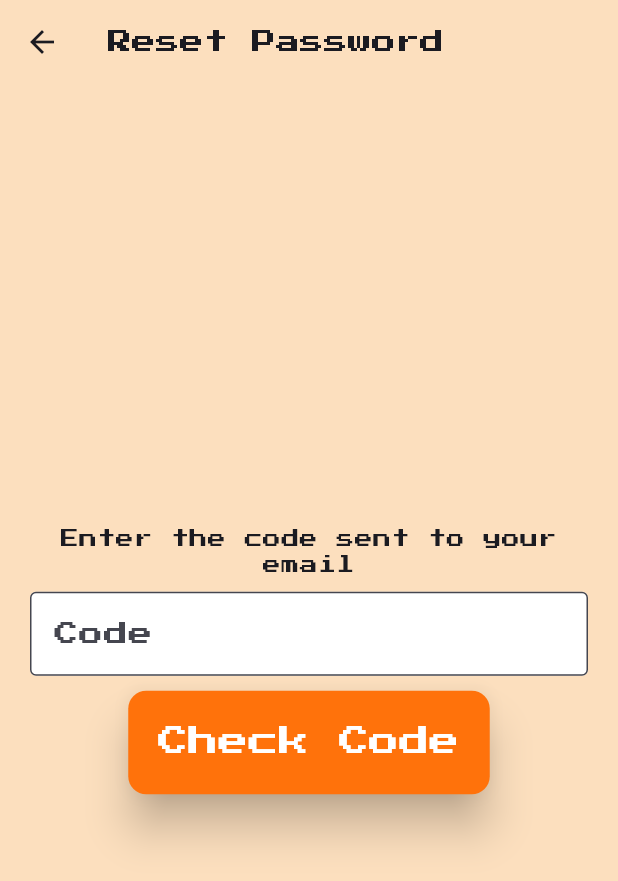
After one commit to NikoKaramitos/BitebyByte-Mobile, a Flutter app: the ForgotPage screen opened directly, after a tap on "Send Email", after a tap on "Go to Reset", on a phone screen of 412 x 824 dp. The commit adds this screen. Shown: the top 881 px of the screen. Run offline on Flutter 3.47's test engine with Material 3 defaults, Android fonts, the phone set to English and light mode, and no system bars; our stand-ins replace google_fonts.

Commit message:
Password reset added Co-authored-by: Niko Karamitos <niko.karamitos@gmail.com>

```diff
--- /dev/null
+++ b/lib/functions/changePassword.dart
@@ -0,0 +1,43 @@
+import 'package:bitebybyte_mobile/functions/displayError.dart';
+import 'package:bitebybyte_mobile/functions/regValidations.dart';
+import 'package:bitebybyte_mobile/pages/DashPage.dart';
+import 'package:flutter/material.dart';
+import 'package:http/http.dart' as http;
+import 'dart:convert';
+
+Future<dynamic> sendResetRequest(
+    String email, String password, String confirm, context) async {
+  var data;
+  String error = "";
+  if (!passwordVal(password)) {
+    error =
+        "Password must contain: \n8 characters \n1 number \n1 special character \n1 capital letter";
+  } else if (!passwordConfirm(password, confirm)) {
+    error = "Password has to match";
+  }
+  if (error != "") {
+    displayError(error, context);
+    return;
+  }
+  print(email);
+
+  final apiUrl = Uri.parse(
+      'http://bitebybyte-9e423411050b.herokuapp.com/api/changePassword');
+  var response = await http.post(apiUrl,
+      headers: {"Content-Type": "application/json"},
+      body: jsonEncode({
+        "email": email,
+        "newPassword": password,
+      }));
+
+  if (response.statusCode == 200) {
+    data = jsonDecode(response.body);
+    print("Success: $password, error: $data");
+  } else if (response.statusCode == 409) {
+    print("Nothing found");
+    data = jsonDecode(response.body);
+  } else {
+    displayError("Failed to reset", context);
+  }
+  return data;
+}
--- /dev/null
+++ b/lib/functions/email.dart
@@ -0,0 +1,25 @@
+import 'package:http/http.dart' as http;
+import 'dart:convert';
+
+Future<dynamic> sendPasswordRequest(String emailTo, int code) async {
+  var data;
+
+  final apiUrl =
+      Uri.parse('http://bitebybyte-9e423411050b.herokuapp.com/api/email');
+  var response = await http.post(apiUrl,
+      headers: {"Content-Type": "application/json"},
+      body: jsonEncode({
+        "emailTo": emailTo,
+        "message": "Enter the digits below to reset your password:\n $code",
+        "subject": "Reset Password",
+      }));
+
+  if (response.statusCode == 200) {
+    data = jsonDecode(response.body);
+    // } else if (response.statusCode == 409) {
+    //   data = jsonDecode(response.body);
+  } else {
+    print("Error sending email");
+  }
+  return data;
+}
--- a/lib/pages/ForgotPage.dart
+++ b/lib/pages/ForgotPage.dart
@@ -1,4 +1,10 @@
+// ignore_for_file: unnecessary_new
+
+import 'dart:math';
+
+import 'package:bitebybyte_mobile/functions/email.dart';
 import 'package:bitebybyte_mobile/functions/regValidations.dart';
+import 'package:bitebybyte_mobile/pages/ResetPage.dart';
 import 'package:bitebybyte_mobile/theme/colors.dart';
 import 'package:flutter/material.dart';
 
@@ -10,10 +16,22 @@ class ForgotPage extends StatefulWidget {
 }
 
 class _ForgotPageState extends State<ForgotPage> {
+  TextEditingController emailController = TextEditingController();
+  int code = Random().nextInt(900000) + 100000;
   String error = "";
   MaterialColor color = Colors.red;
-  @override
-  Widget build(BuildContext context) {
+
+  void goReset() {
+    print(code);
+    Navigator.push(
+        context,
+        MaterialPageRoute(
+            builder: (context) => ResetPage(
+                  code: code,
+                  email: emailController.text,
+                )));
+  }
+
   void sendEmail(email) {
     if (!emailVal(email)) {
       setState(() {
@@ -22,6 +40,7 @@ class _ForgotPageState extends State<ForgotPage> {
       });
       return;
     } else {
+      sendPasswordRequest(email, code);
       setState(() {
         color = Colors.green;
         error = "Sent";
@@ -29,7 +48,8 @@ class _ForgotPageState extends State<ForgotPage> {
     }
   }
 
-    TextEditingController emailController = TextEditingController();
+  @override
+  Widget build(BuildContext context) {
     return Scaffold(
       backgroundColor: creamsicle[300],
       appBar: AppBar(
@@ -46,7 +66,7 @@ class _ForgotPageState extends State<ForgotPage> {
             mainAxisAlignment: MainAxisAlignment.center,
             children: [
               const Text(
-                "Send a password reset link",
+                "Send a password reset code",
                 style: TextStyle(fontSize: 12),
               ),
               Container(
@@ -80,6 +100,10 @@ class _ForgotPageState extends State<ForgotPage> {
                   elevation: 12,
                 ),
                 child: const Text("Send Email"),
+              ),
+              TextButton(
+                onPressed: () => {goReset()},
+                child: const Text("Go to Reset"),
               )
             ],
           ),
--- /dev/null
+++ b/lib/pages/ResetPage.dart
@@ -0,0 +1,175 @@
+import 'package:bitebybyte_mobile/components/primaryButton.dart';
+import 'package:bitebybyte_mobile/functions/changePassword.dart';
+import 'package:bitebybyte_mobile/functions/displayError.dart';
+import 'package:bitebybyte_mobile/functions/email.dart';
+import 'package:bitebybyte_mobile/functions/regValidations.dart';
+import 'package:bitebybyte_mobile/pages/LoginPage.dart';
+import 'package:bitebybyte_mobile/theme/colors.dart';
+import 'package:flutter/material.dart';
+import 'package:flutter/widgets.dart';
+
+class ResetPage extends StatefulWidget {
+  int code;
+  String email;
+  ResetPage({super.key, required this.code, required this.email});
+
+  @override
+  State<ResetPage> createState() => _ResetPageState();
+}
+
+class _ResetPageState extends State<ResetPage> {
+  String error = "";
+  MaterialColor color = Colors.red;
+  bool correct = false;
+  bool passwordVisible = true;
+  bool confirmVisible = true;
+  TextEditingController codeController = TextEditingController();
+  TextEditingController passController = TextEditingController();
+  TextEditingController confirmController = TextEditingController();
+
+  void checkCorrect(int userCode) {
+    if (userCode == widget.code) {
+      setState(() {
+        correct = true;
+      });
+    } else {
+      displayError("Incorrect Code", context);
+    }
+  }
+
+  void tryReset() {
+    sendResetRequest(
+      widget.email,
+      passController.text,
+      confirmController.text,
+      context,
+    ).then((value) {
+      if (value['error'] != "") {
+        displayError(error, context);
+        return;
+      }
+
+      Navigator.push(
+          context,
+          MaterialPageRoute(
+            builder: (context) => const LoginPage(),
+          ));
+    }).catchError((error) {
+      displayError(error, context);
+    });
+  }
+
+  @override
+  Widget build(BuildContext context) {
+    return Scaffold(
+      backgroundColor: creamsicle[300],
+      appBar: AppBar(
+        backgroundColor: creamsicle[300],
+        title: const Text(
+          "Reset Password",
+          style: TextStyle(fontSize: 16),
+        ),
+      ),
+      body: Padding(
+        padding: const EdgeInsets.all(20.0),
+        child: Center(
+          child: Column(
+            mainAxisAlignment: MainAxisAlignment.center,
+            children: [
+              Visibility(
+                visible: !correct,
+                child: Column(
+                  children: [
+                    const Text(
+                      "Enter the code sent to your email",
+                      style: TextStyle(fontSize: 12),
+                      textAlign: TextAlign.center,
+                    ),
+                    Container(
+                      height: 10,
+                    ),
+                    TextFormField(
+                      controller: codeController,
+                      decoration: const InputDecoration(
+                        fillColor: Colors.white,
+                        filled: true,
+                        border: OutlineInputBorder(),
+                        labelText: 'Code',
+                      ),
+                    ),
+                    Container(
+                      height: 10,
+                    ),
+                    PrimaryButton(
+                        function: () =>
+                            {checkCorrect(int.parse(codeController.text))},
+                        text: "Check Code"),
+                  ],
+                ),
+              ),
+              Visibility(
+                visible: correct,
+                child: Column(
+                  children: [
+                    TextFormField(
+                      obscureText: passwordVisible,
+                      controller: passController,
+                      decoration: InputDecoration(
+                          fillColor: Colors.white,
+                          filled: true,
+                          border: const OutlineInputBorder(),
+                          labelText: 'New Password',
+                          suffixIcon: IconButton(
+                              icon: Icon(passwordVisible
+                                  ? Icons.visibility
+                                  : Icons.visibility_off),
+                              onPressed: () {
+                                setState(
+                                  () {
+                                    passwordVisible = !passwordVisible;
+                                  },
+                                );
+                              })),
+                    ),
+                    Container(
+                      height: 10,
+                    ),
+                    TextFormField(
+                      controller: confirmController,
+                      obscureText: confirmVisible,
+                      decoration: InputDecoration(
+                          fillColor: Colors.white,
+                          filled: true,
+                          border: const OutlineInputBorder(),
+                          labelText: 'Confirm Password',
+                          suffixIcon: IconButton(
+                              icon: Icon(confirmVisible
+                                  ? Icons.visibility
+                                  : Icons.visibility_off),
+                              onPressed: () {
+                                setState(
+                                  () {
+                                    confirmVisible = !confirmVisible;
+                                  },
+                                );
+                              })),
+                    ),
+                    Padding(
+                      padding: const EdgeInsets.all(8.0),
+                      child: Text(
+                        error,
+                        style: TextStyle(color: color),
+                      ),
+                    ),
+                    PrimaryButton(
+                        text: "Reset Password", function: () => {tryReset()})
+                  ],
+                ),
+              ),
+            ],
+          ),
+        ),
+      ),
+    );
+  }
+}
```
Lines whose indentation alone changed are shown as unchanged.
